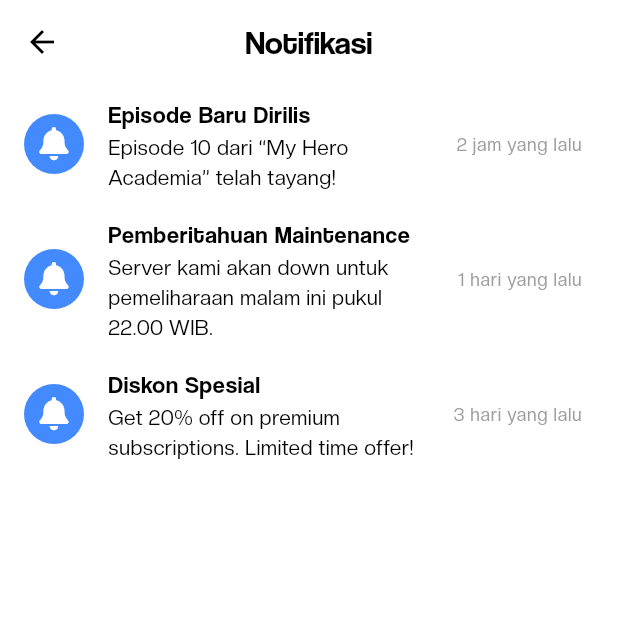
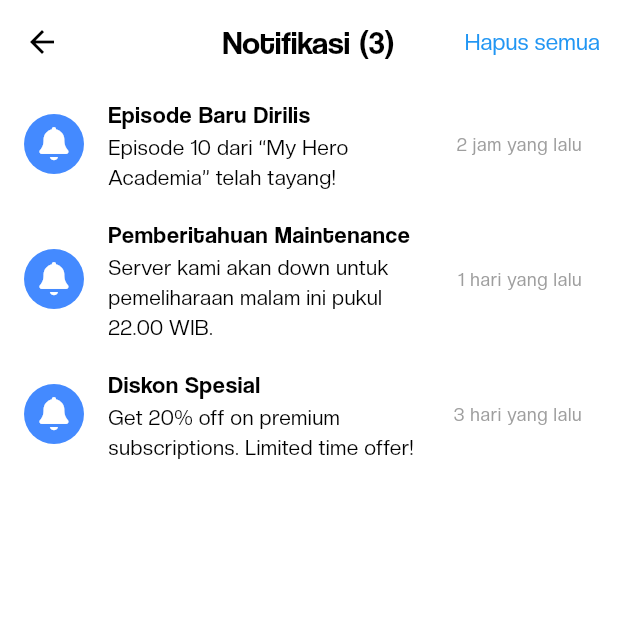
Before and after one commit to kudanilll/kunime, a Flutter app: the NotificationScreen screen opened by its route, on a phone screen of 412 x 824 dp, the top half of it. Run offline on Flutter 3.47's test engine with Material 3 defaults, Android fonts, the phone set to English and light mode, and no system bars; our stand-ins replace cached_network_image, card_swiper, flutter_dotenv, font_awesome_flutter, get; missing offline and left inert: avatar_better, random_avatar, toasty_box; network calls fail.

Commit message:
feat: update app launcher icons and improve UI components
refactor(android): migrate build scripts to Kotlin DSL and update dependencies
fix(android): remove unused resources and update package structure
perf(android): increase Gradle memory settings and update to Gradle 8.12

feat(ios): update minimum iOS version to 13.0 and clean up project files
refactor(ios): remove Pods integration and update xcconfig files

feat(auth): add email validation and password length checks
feat(notification): implement dismissible notifications and clear all action
style: improve dark mode support for category slider
refactor: limit ongoing anime carousel to 8 items and add "See More" button

chore: update Flutter SDK and package dependencies
docs: update .gitignore and remove unused files

```diff
--- a/lib/screens/notification_screen.dart
+++ b/lib/screens/notification_screen.dart
@@ -1,13 +1,15 @@
 import 'package:flutter/material.dart';
 import 'package:font_awesome_flutter/font_awesome_flutter.dart';
 
-class NotificationScreen extends StatelessWidget {
+class NotificationScreen extends StatefulWidget {
   const NotificationScreen({super.key});
+  @override
+  State<NotificationScreen> createState() => _NotificationScreenState();
+}
 
-  @override
-  Widget build(BuildContext context) {
+class _NotificationScreenState extends State<NotificationScreen> {
   // Dummy data
-    final List<Map<String, String>> notifications = [
+  List<Map<String, String>> notifications = [
     {
       'title': 'Episode Baru Dirilis',
       'subtitle': 'Episode 10 dari “My Hero Academia” telah tayang!',
@@ -26,23 +28,68 @@ class NotificationScreen extends StatelessWidget {
     },
   ];
 
+  void _clearAllNotifications() {
+    setState(() {
+      notifications.clear();
+    });
+  }
+
+  @override
+  Widget build(BuildContext context) {
     return Scaffold(
       appBar: AppBar(
-        title: const Text('Notifikasi'),
+        title: Text(
+          notifications.isEmpty
+              ? 'Notifikasi'
+              : 'Notifikasi (${notifications.length})',
+        ),
         centerTitle: true,
+        actions: [
+          TextButton(
+            onPressed: _clearAllNotifications,
+            child: const Text(
+              'Hapus semua',
+              style: TextStyle(
+                fontSize: 15,
+                color: Colors.blue,
+              ),
+            ),
+          ),
+        ],
       ),
       body: notifications.isEmpty
           ? const Center(
               child: Text(
                 'Tidak ada notifikasi.',
-                style: TextStyle(fontSize: 16, color: Colors.grey),
+                style: TextStyle(
+                  fontSize: 16,
+                  color: Colors.grey,
+                ),
               ),
             )
           : ListView.builder(
               itemCount: notifications.length,
               itemBuilder: (context, index) {
                 final notification = notifications[index];
-                return ListTile(
+                return Dismissible(
+                  key: Key(notification['title'] ?? ''),
+                  direction: DismissDirection.endToStart,
+                  background: Container(
+                    color: Colors.red,
+                    alignment: Alignment.centerRight,
+                    padding: const EdgeInsets.only(right: 20.0),
+                    child: const Icon(
+                      Icons.delete,
+                      color: Colors.white,
+                    ),
+                  ),
+                  onDismissed: (direction) {
+                    // Hapus item dari list
+                    setState(() {
+                      notifications.removeAt(index);
+                    });
+                  },
+                  child: ListTile(
                     leading: const CircleAvatar(
                       backgroundColor: Colors.blueAccent,
                       child: Icon(
@@ -63,6 +110,7 @@ class NotificationScreen extends StatelessWidget {
                     onLongPress: () {
                       // TODO: handle notification long press
                     },
+                  ),
                 );
               },
             ),
--- a/lib/widgets/top_bar.dart
+++ b/lib/widgets/top_bar.dart
@@ -35,6 +35,7 @@ class TopBar extends StatelessWidget implements PreferredSizeWidget {
     }
 
     return AppBar(
+      centerTitle: false,
       elevation: 0,
       leadingWidth: 70,
       leading: Padding(
@@ -68,7 +69,10 @@ class TopBar extends StatelessWidget implements PreferredSizeWidget {
         Padding(
           padding: const EdgeInsets.only(right: 16),
           child: IconButton(
-            icon: const FaIcon(FontAwesomeIcons.solidBell),
+            icon: Badge.count(
+              count: 3,
+              child: const FaIcon(FontAwesomeIcons.solidBell),
+            ),
             onPressed: () => Routes.navigateTo(Routes.notification),
           ),
         )
```
Also changed, not shown: lib/screens/auth/login_screen.dart (+12 -1 lines), lib/screens/auth/register_screen.dart (+13 -2 lines), lib/utils/validator.dart (+63 -0 lines), lib/widgets/carousel/ongoing_anime_carousel.dart (+27 -9 lines), lib/widgets/category_slider.dart (+16 -11 lines), pubspec.yaml (+7 -41 lines), pubspec.lock (added), 47 other files. Lines whose indentation alone changed are shown as unchanged.
